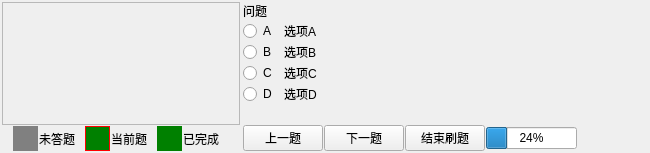
Above: ui/chapterexercise.ui from JackeyLea/CPS before the change. Below: the same form after it.
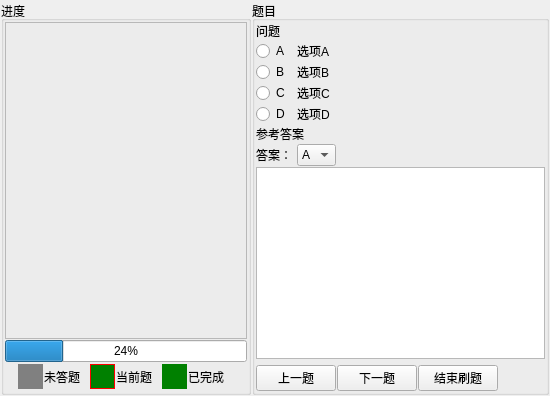
That is the form after the change.

The edit to the form file:
```diff
--- a/ui/chapterexercise.ui
+++ b/ui/chapterexercise.ui
@@ -6,8 +6,8 @@
    <rect>
     <x>0</x>
     <y>0</y>
-    <width>650</width>
-    <height>153</height>
+    <width>550</width>
+    <height>396</height>
    </rect>
   </property>
   <property name="windowTitle">
@@ -30,20 +30,17 @@
     <number>1</number>
    </property>
    <item row="0" column="0">
-    <widget class="QWidget" name="widgetStatus" native="true">
-     <property name="minimumSize">
-      <size>
-       <width>240</width>
-       <height>0</height>
-      </size>
-     </property>
+    <widget class="QGroupBox" name="groupBoxStatus">
      <property name="maximumSize">
       <size>
-       <width>240</width>
+       <width>250</width>
        <height>16777215</height>
       </size>
      </property>
-     <layout class="QGridLayout" name="gridLayout_2">
+     <property name="title">
+      <string>进度</string>
+     </property>
+     <layout class="QGridLayout" name="layoutGStatus">
       <property name="leftMargin">
        <number>1</number>
       </property>
@@ -70,27 +67,31 @@
        </widget>
       </item>
       <item row="1" column="0">
-       <layout class="QHBoxLayout" name="horizontalLayout">
+       <layout class="QGridLayout" name="layoutGInfo">
         <property name="spacing">
          <number>1</number>
         </property>
-        <property name="sizeConstraint">
-         <enum>QLayout::SetMinimumSize</enum>
-        </property>
-        <item>
+        <item row="0" column="0" colspan="8">
+         <widget class="QProgressBar" name="progressBar">
+          <property name="value">
+           <number>24</number>
+          </property>
+         </widget>
+        </item>
+        <item row="1" column="0">
          <spacer name="spacerHStatusL">
           <property name="orientation">
            <enum>Qt::Horizontal</enum>
           </property>
           <property name="sizeHint" stdset="0">
            <size>
-            <width>40</width>
-            <height>20</height>
+            <width>17</width>
+            <height>28</height>
            </size>
           </property>
          </spacer>
         </item>
-        <item>
+        <item row="1" column="1">
          <widget class="QPushButton" name="btnUnknown">
           <property name="enabled">
            <bool>false</bool>
@@ -116,8 +117,8 @@
           </property>
          </widget>
         </item>
-        <item>
-         <widget class="QLabel" name="labelUnknown">
+        <item row="1" column="2">
+         <widget class="QLabel" name="labelUndone">
           <property name="minimumSize">
            <size>
             <width>45</width>
@@ -135,7 +136,7 @@
           </property>
          </widget>
         </item>
-        <item>
+        <item row="1" column="3">
          <widget class="QPushButton" name="btnUndone">
           <property name="minimumSize">
            <size>
@@ -158,8 +159,8 @@
           </property>
          </widget>
         </item>
-        <item>
-         <widget class="QLabel" name="labelUndone">
+        <item row="1" column="4">
+         <widget class="QLabel" name="labelCur">
           <property name="minimumSize">
            <size>
             <width>45</width>
@@ -177,7 +178,7 @@
           </property>
          </widget>
         </item>
-        <item>
+        <item row="1" column="5">
          <widget class="QPushButton" name="btnDone">
           <property name="minimumSize">
            <size>
@@ -200,7 +201,7 @@
           </property>
          </widget>
         </item>
-        <item>
+        <item row="1" column="6">
          <widget class="QLabel" name="labelDone">
           <property name="minimumSize">
            <size>
@@ -219,15 +220,15 @@
           </property>
          </widget>
         </item>
-        <item>
+        <item row="1" column="7">
          <spacer name="spacerHStatusR">
           <property name="orientation">
            <enum>Qt::Horizontal</enum>
           </property>
           <property name="sizeHint" stdset="0">
            <size>
-            <width>40</width>
-            <height>20</height>
+            <width>17</width>
+            <height>28</height>
            </size>
           </property>
          </spacer>
@@ -238,8 +239,11 @@
     </widget>
    </item>
    <item row="0" column="1">
-    <widget class="QWidget" name="widgetAnswer" native="true">
-     <layout class="QGridLayout" name="layoutGAnswer">
+    <widget class="QGroupBox" name="groupBoxItem">
+     <property name="title">
+      <string>题目</string>
+     </property>
+     <layout class="QGridLayout" name="layoutGItem">
       <property name="leftMargin">
        <number>1</number>
       </property>
@@ -256,7 +260,7 @@
        <number>1</number>
       </property>
       <item row="0" column="0">
-       <layout class="QGridLayout" name="layoutGQA">
+       <layout class="QGridLayout" name="layoutGQ">
         <property name="spacing">
          <number>1</number>
         </property>
@@ -282,16 +286,6 @@
           </property>
          </widget>
         </item>
-        <item row="1" column="1">
-         <widget class="QLabel" name="labelA">
-          <property name="text">
-           <string>选项A</string>
-          </property>
-          <property name="wordWrap">
-           <bool>true</bool>
-          </property>
-         </widget>
-        </item>
         <item row="2" column="0">
          <widget class="QRadioButton" name="radioBtnB">
           <property name="minimumSize">
@@ -314,16 +308,6 @@
           </property>
          </widget>
         </item>
-        <item row="2" column="1">
-         <widget class="QLabel" name="labelB">
-          <property name="text">
-           <string>选项B</string>
-          </property>
-          <property name="wordWrap">
-           <bool>true</bool>
-          </property>
-         </widget>
-        </item>
         <item row="3" column="0">
          <widget class="QRadioButton" name="radioBtnC">
           <property name="minimumSize">
@@ -346,16 +330,6 @@
           </property>
          </widget>
         </item>
-        <item row="3" column="1">
-         <widget class="QLabel" name="labelC">
-          <property name="text">
-           <string>选项C</string>
-          </property>
-          <property name="wordWrap">
-           <bool>true</bool>
-          </property>
-         </widget>
-        </item>
         <item row="4" column="0">
          <widget class="QRadioButton" name="radioBtnD">
           <property name="minimumSize">
@@ -378,7 +352,47 @@
           </property>
          </widget>
         </item>
-        <item row="4" column="1">
+        <item row="7" column="0" colspan="3">
+         <widget class="QTextEdit" name="textDetail"/>
+        </item>
+        <item row="5" column="0" colspan="3">
+         <widget class="QLabel" name="labelAnswer2">
+          <property name="text">
+           <string>参考答案</string>
+          </property>
+         </widget>
+        </item>
+        <item row="1" column="1" colspan="2">
+         <widget class="QLabel" name="labelA">
+          <property name="text">
+           <string>选项A</string>
+          </property>
+          <property name="wordWrap">
+           <bool>true</bool>
+          </property>
+         </widget>
+        </item>
+        <item row="2" column="1" colspan="2">
+         <widget class="QLabel" name="labelB">
+          <property name="text">
+           <string>选项B</string>
+          </property>
+          <property name="wordWrap">
+           <bool>true</bool>
+          </property>
+         </widget>
+        </item>
+        <item row="3" column="1" colspan="2">
+         <widget class="QLabel" name="labelC">
+          <property name="text">
+           <string>选项C</string>
+          </property>
+          <property name="wordWrap">
+           <bool>true</bool>
+          </property>
+         </widget>
+        </item>
+        <item row="4" column="1" colspan="2">
          <widget class="QLabel" name="labelD">
           <property name="text">
            <string>选项D</string>
@@ -388,7 +402,7 @@
           </property>
          </widget>
         </item>
-        <item row="0" column="0" colspan="2">
+        <item row="0" column="0" colspan="3">
          <widget class="QLabel" name="labelQuestion">
           <property name="text">
            <string>问题</string>
@@ -398,6 +412,50 @@
           </property>
          </widget>
         </item>
+        <item row="6" column="0">
+         <widget class="QLabel" name="labelAnswer">
+          <property name="text">
+           <string>答案：</string>
+          </property>
+         </widget>
+        </item>
+        <item row="6" column="1">
+         <widget class="QComboBox" name="comboBoxAnswer">
+          <item>
+           <property name="text">
+            <string>A</string>
+           </property>
+          </item>
+          <item>
+           <property name="text">
+            <string>B</string>
+           </property>
+          </item>
+          <item>
+           <property name="text">
+            <string>C</string>
+           </property>
+          </item>
+          <item>
+           <property name="text">
+            <string>D</string>
+           </property>
+          </item>
+         </widget>
+        </item>
+        <item row="6" column="2">
+         <spacer name="spacerHAnswer">
+          <property name="orientation">
+           <enum>Qt::Horizontal</enum>
+          </property>
+          <property name="sizeHint" stdset="0">
+           <size>
+            <width>40</width>
+            <height>20</height>
+           </size>
+          </property>
+         </spacer>
+        </item>
        </layout>
       </item>
       <item row="1" column="0">
@@ -408,7 +466,7 @@
         <property name="sizeHint" stdset="0">
          <size>
           <width>20</width>
-          <height>0</height>
+          <height>17</height>
          </size>
         </property>
        </spacer>
@@ -439,13 +497,6 @@
           </property>
          </widget>
         </item>
-        <item>
-         <widget class="QProgressBar" name="progressBar">
-          <property name="value">
-           <number>24</number>
-          </property>
-         </widget>
-        </item>
         <item>
          <spacer name="spacerHNextBtn">
           <property name="orientation">
```
